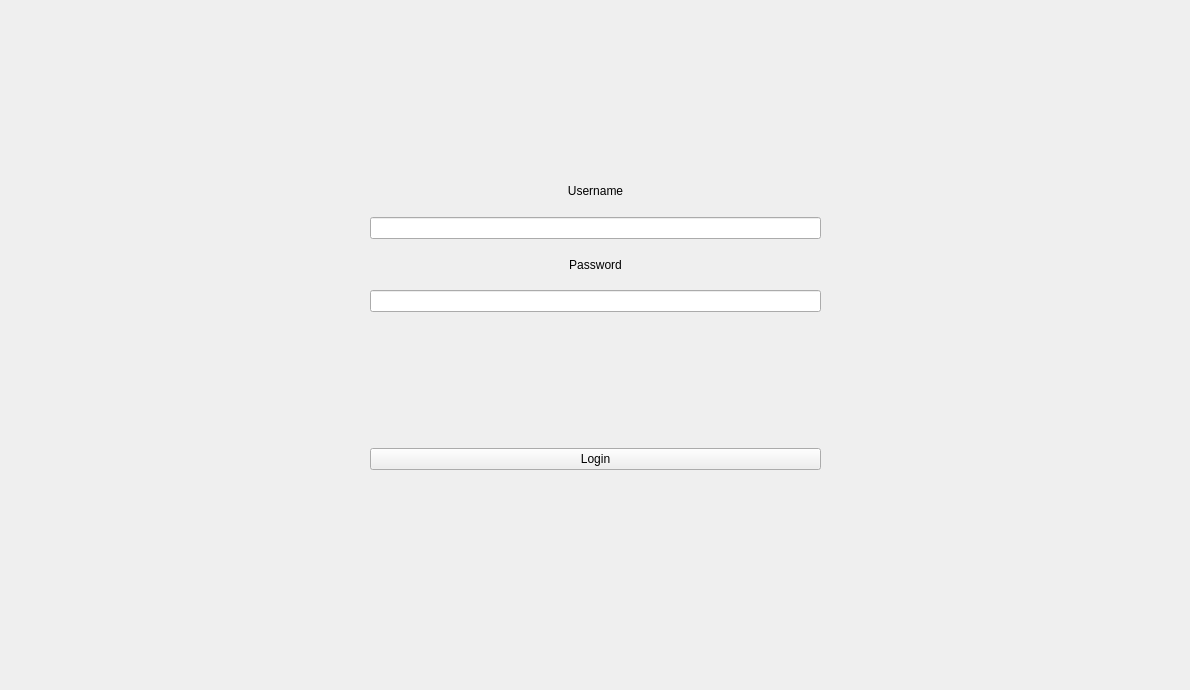
EchipaSMC/Biblioteca, file Biblioteca/UserApp/Login.ui: the form before one commit.
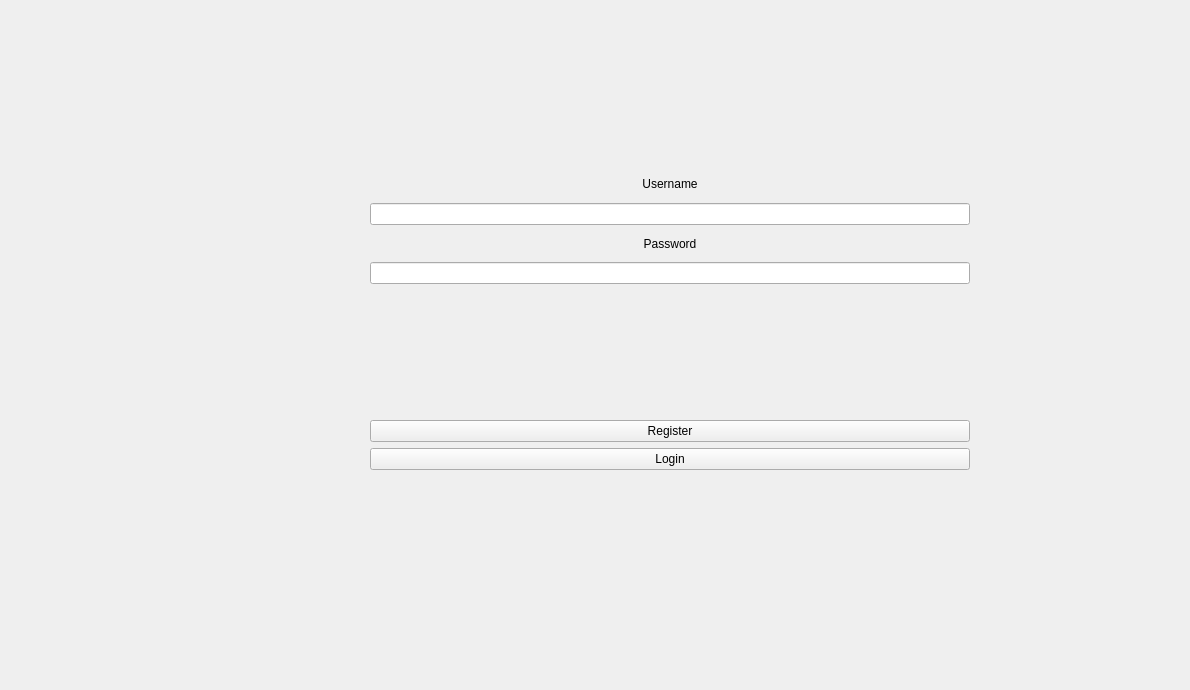
The form after the commit.

Commit message: Register button is now working.

The edit to the form file:
```diff
--- a/Biblioteca/UserApp/Login.ui
+++ b/Biblioteca/UserApp/Login.ui
@@ -13,12 +13,12 @@
   <property name="windowTitle">
    <string>Sign in</string>
   </property>
-  <widget class="QWidget" name="">
+  <widget class="QWidget" name="layoutWidget">
    <property name="geometry">
     <rect>
      <x>20</x>
      <y>160</y>
-     <width>1151</width>
+     <width>1300</width>
      <height>351</height>
     </rect>
    </property>
@@ -75,6 +75,13 @@
       </property>
      </layout>
     </item>
+    <item>
+     <widget class="QPushButton" name="registerBtn">
+      <property name="text">
+       <string>Register</string>
+      </property>
+     </widget>
+    </item>
     <item>
      <widget class="QPushButton" name="loginBtn">
       <property name="text">
```
The commit also changes 6 other files.
